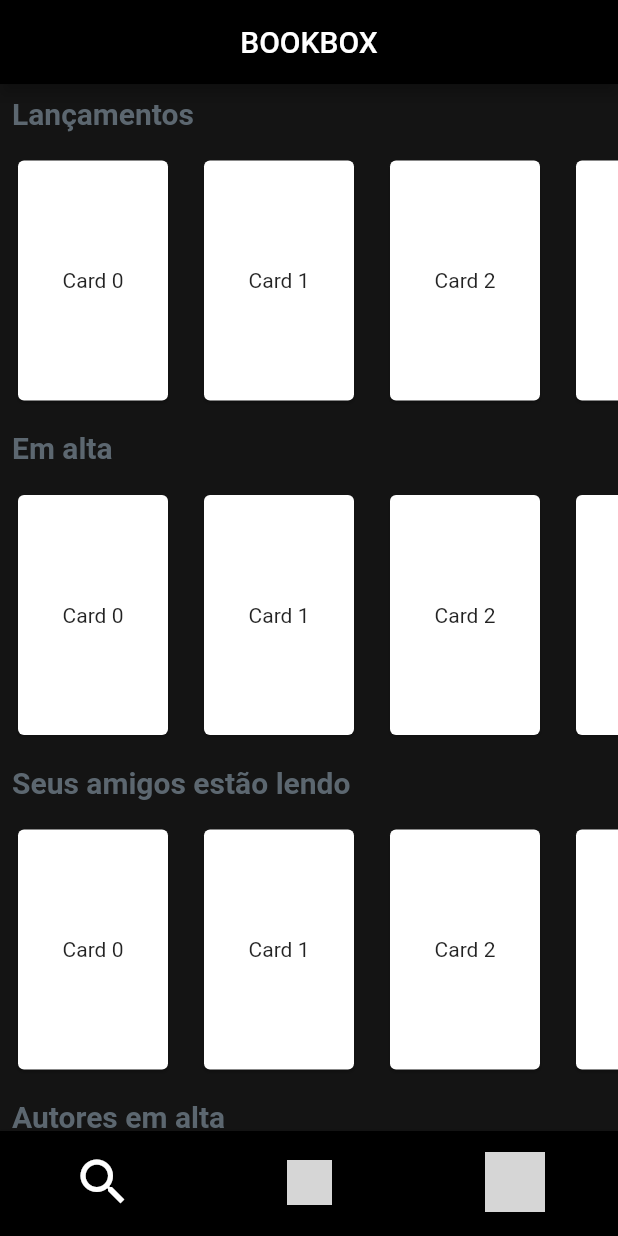
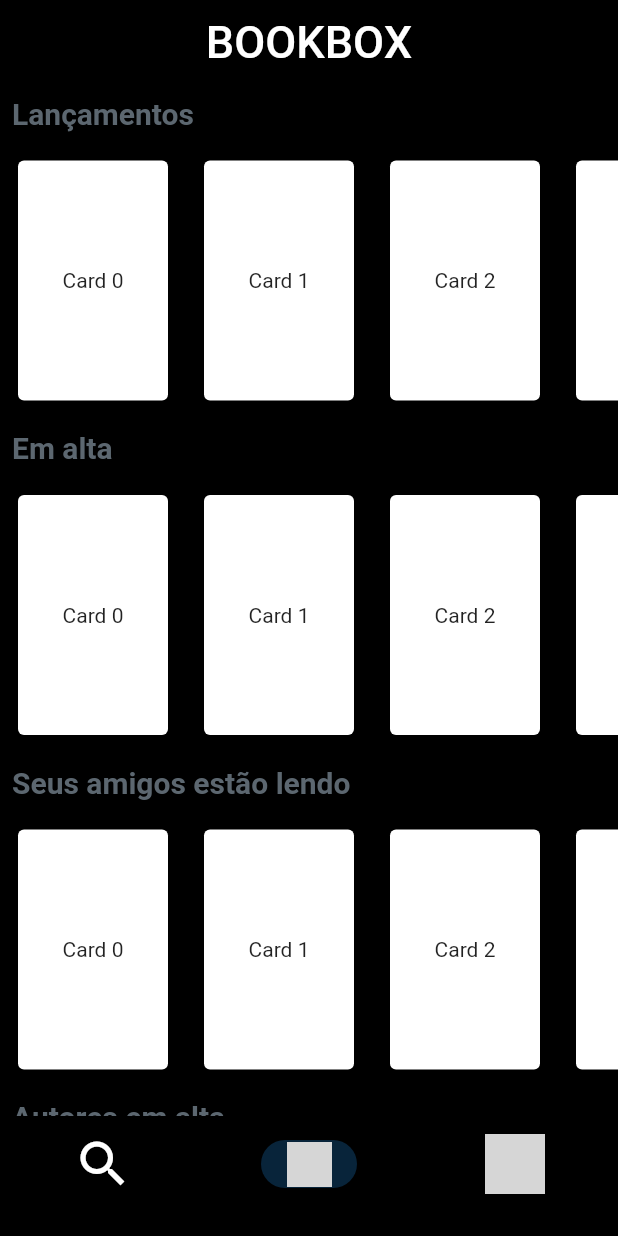
Before and after one commit to book-box/bookbox, a Flutter app: the screen it shows after launch, on a phone screen of 412 x 824 dp. Run offline on Flutter 3.47's test engine with Material 2 defaults, Android fonts, the phone set to English and light mode, and no system bars; grey boxes are pictures that could not be loaded.

Commit message:
Navbar funcionando

```diff
--- a/lib/common/navbar.dart
+++ b/lib/common/navbar.dart
@@ -1,16 +1,59 @@
 import 'package:flutter/material.dart';
+import 'package:bookbox/pages/home_page.dart';
+import 'package:bookbox/pages/perfil_page.dart';
 
-class Navbar extends StatelessWidget {
+class Navbar extends StatefulWidget {
   const Navbar({super.key});
 
   @override
-  Widget build(BuildContext context) {
-    return BottomNavigationBar(
+  _Navbar createState() => _Navbar();
+}
+
+class _Navbar extends State<Navbar> {
+  int index = 1;
+  final pages = [
+    Container(
+      color: Colors.black,
+      child: const Center(
+        child: Text(
+          'Search',
+          style: TextStyle(
+            color: Colors.white,
+            fontSize: 30,
+          ),
+        ),
+      ),
+    ),
+    const HomePage(),
+    const PerfilPage(),
+  ];
+  final topbar = [
+    null,
+    AppBar(
         backgroundColor: Colors.black,
-      showSelectedLabels: false,
-      showUnselectedLabels: false,
-      items: <BottomNavigationBarItem>[
-        const BottomNavigationBarItem(
+        title: const Align(
+          alignment: Alignment.center,
+          child: Text(
+            'BOOKBOX',
+            style: TextStyle(
+              color: Colors.white,
+              fontSize: 30,
+            ),
+          ),
+        )),
+    null
+  ];
+
+  @override
+  Widget build(context) => Scaffold(
+        backgroundColor: Colors.black,
+        body: pages[index],
+        appBar: topbar[index],
+        bottomNavigationBar: NavigationBar(
+          backgroundColor: Colors.black,
+          selectedIndex: index,
+          destinations: [
+            const NavigationDestination(
               icon: Icon(
                 Icons.search,
                 color: Colors.white,
@@ -18,14 +61,14 @@ class Navbar extends StatelessWidget {
               ),
               label: 'Search',
             ),
-        BottomNavigationBarItem(
+            NavigationDestination(
               icon: Image.asset(
                 'assets/images/Logo.png',
                 width: 30,
               ),
               label: 'Home',
             ),
-        const BottomNavigationBarItem(
+            const NavigationDestination(
               icon: ImageIcon(
                 AssetImage('assets/images/Head.png'),
                 color: Colors.white,
@@ -34,6 +77,7 @@ class Navbar extends StatelessWidget {
               label: 'Head',
             ),
           ],
+          onDestinationSelected: (index) => setState(() => this.index = index),
+        ),
       );
 }
-}
--- a/lib/main.dart
+++ b/lib/main.dart
@@ -1,5 +1,5 @@
 import 'package:flutter/material.dart';
-import 'package:bookbox/pages/home_page.dart';
+import 'package:bookbox/common/navbar.dart';
 
 void main() => runApp(const MyApp());
 
@@ -10,8 +10,8 @@ class MyApp extends StatelessWidget {
   @override
   Widget build(BuildContext context) {
     return const MaterialApp(
-      title: 'Perfil',
-      home: HomePage(),
+      title: 'BookBox',
+      home: Navbar(),
     );
   }
 }
--- a/lib/pages/estante_page.dart
+++ b/lib/pages/estante_page.dart
@@ -1,5 +1,4 @@
 import 'package:flutter/material.dart';
-import 'package:bookbox/common/navbar.dart';
 import 'package:bookbox/estante/estante.dart';
 
 class EstantePage extends StatelessWidget {
@@ -7,10 +6,6 @@ class EstantePage extends StatelessWidget {
 
   @override
   Widget build(BuildContext context) {
-    return const Scaffold(
-      backgroundColor: Color.fromARGB(255, 20, 20, 20),
-      bottomNavigationBar: Navbar(),
-      body: Estante(),
-    );
+    return const Estante();
   }
 }
--- a/lib/pages/home_page.dart
+++ b/lib/pages/home_page.dart
@@ -1,7 +1,5 @@
 import 'package:flutter/material.dart';
 import 'package:bookbox/home/home.dart';
-import 'package:bookbox/common/navbar.dart';
-import 'package:bookbox/common/topbar.dart';
 
 
 class HomePage extends StatelessWidget {
@@ -9,14 +7,6 @@ class HomePage extends StatelessWidget {
 
   @override
   Widget build(BuildContext context) {
-      return const Scaffold(
-      backgroundColor: Color.fromARGB(255, 20, 20, 20),
-      bottomNavigationBar: Navbar(),
-      appBar: PreferredSize(
-        preferredSize: Size.fromHeight(kToolbarHeight),
-        child: Topbar(),
-      ),
-      body: Home(),
-    );
+      return const Home();
   }
 }
--- a/lib/pages/perfil_page.dart
+++ b/lib/pages/perfil_page.dart
@@ -1,5 +1,4 @@
 import 'package:flutter/material.dart';
-import 'package:bookbox/common/navbar.dart';
 import 'package:bookbox/perfil/perfil.dart';
 
 class PerfilPage extends StatelessWidget {
@@ -7,10 +6,6 @@ class PerfilPage extends StatelessWidget {
 
   @override
   Widget build(BuildContext context) {
-    return const Scaffold(
-      backgroundColor: Color.fromARGB(255, 20, 20, 20),
-      bottomNavigationBar: Navbar(),
-      body: Perfil(),
-    );
+    return const Perfil();
   }
 }
```
Lines whose indentation alone changed are shown as unchanged.
